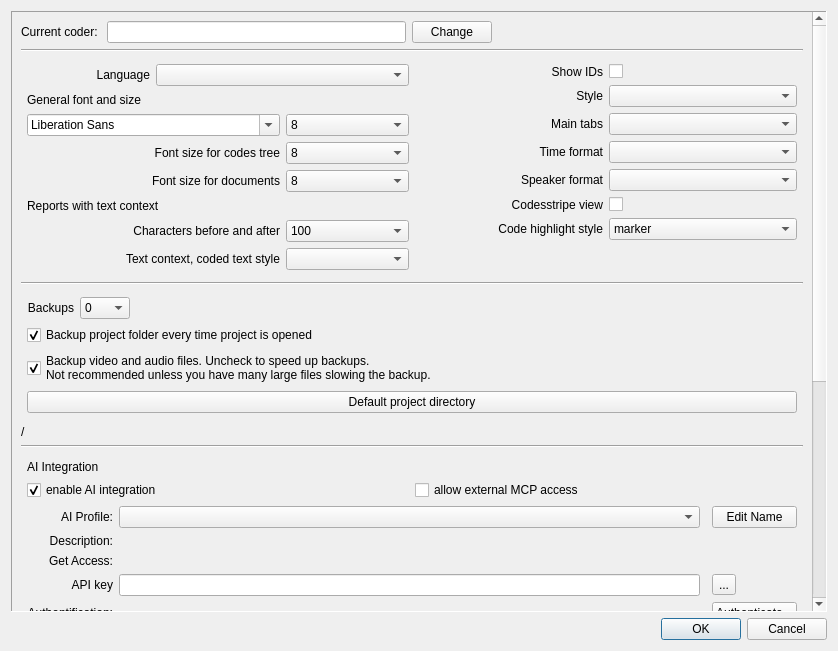
ccbogel/QualCoder, file src/GUI_UIs/ui_dialog_settings.ui: the form before one commit.
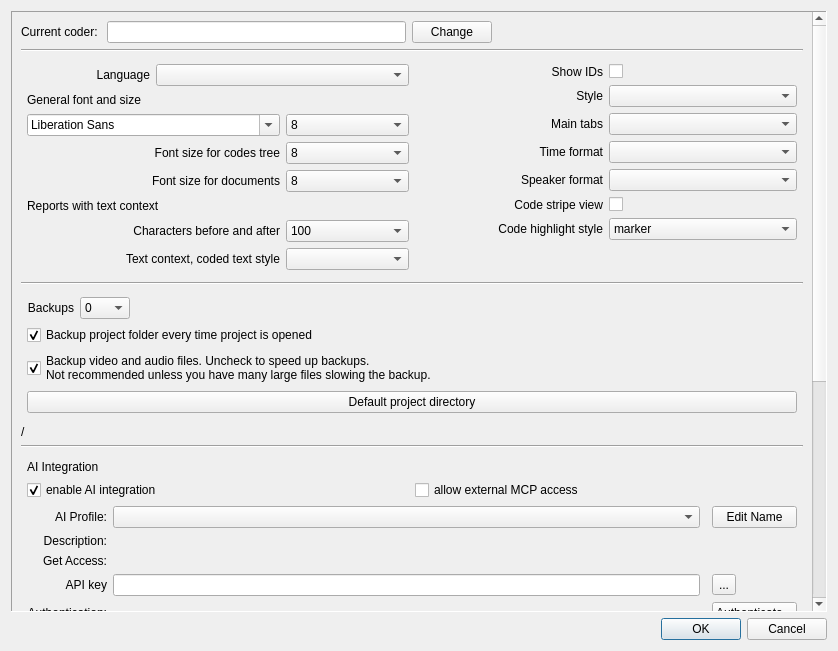
The form after the commit.

```diff
--- a/src/GUI_UIs/ui_dialog_settings.ui
+++ b/src/GUI_UIs/ui_dialog_settings.ui
@@ -669,7 +669,7 @@
              <item row="5" column="1">
               <widget class="QLabel" name="label_20">
                <property name="text">
-                <string>Codesstripe view</string>
+                <string>Code stripe view</string>
                </property>
                <property name="alignment">
                 <set>Qt::AlignmentFlag::AlignRight|Qt::AlignmentFlag::AlignTrailing|Qt::AlignmentFlag::AlignVCenter</set>
@@ -960,7 +960,7 @@
              <item row="6" column="0">
               <widget class="QLabel" name="label_auth">
                <property name="text">
-                <string>Authentification:</string>
+                <string>Authentication:</string>
                </property>
                <property name="alignment">
                 <set>Qt::AlignmentFlag::AlignRight|Qt::AlignmentFlag::AlignTrailing|Qt::AlignmentFlag::AlignVCenter</set>
```
Left out of the diff: 8 changed lines with no effect on the pictures.
